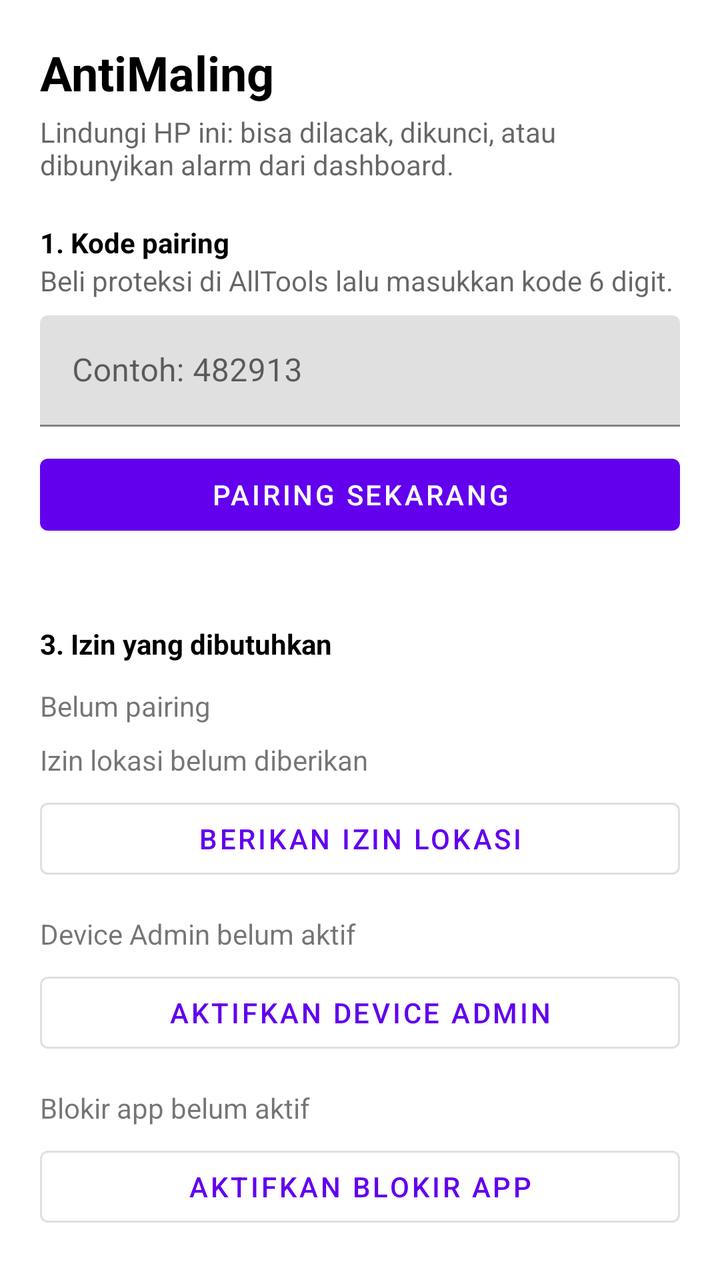
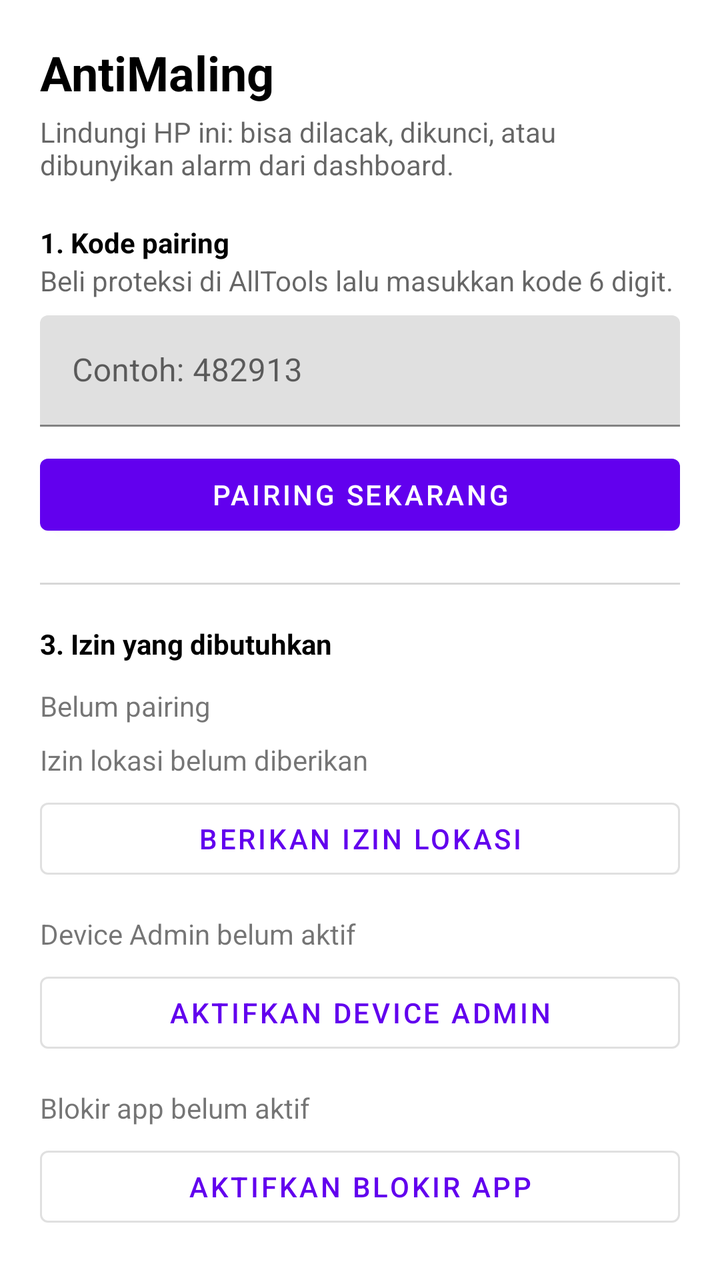

The first picture is an Android layout as it rendered before a commit; the second is the same layout after the commit. The layout source and the unified diff follow.
<!-- AndroidManifest.xml: application theme Theme.AntiMaling -->
<!-- res/layout/activity_main.xml -->
<?xml version="1.0" encoding="utf-8"?>
<androidx.core.widget.NestedScrollView
    xmlns:android="http://schemas.android.com/apk/res/android"
    android:layout_width="match_parent"
    android:layout_height="match_parent">

    <LinearLayout
        android:layout_width="match_parent"
        android:layout_height="wrap_content"
        android:orientation="vertical"
        android:padding="20dp">

        <TextView
            android:layout_width="wrap_content"
            android:layout_height="wrap_content"
            android:text="AntiMaling"
            android:textSize="24sp"
            android:textStyle="bold"
            android:textColor="?attr/colorOnBackground"/>

        <TextView
            android:layout_width="wrap_content"
            android:layout_height="wrap_content"
            android:layout_marginTop="4dp"
            android:layout_marginBottom="20dp"
            android:text="Lindungi HP ini: bisa dilacak, dikunci, atau dibunyikan alarm dari dashboard."
            android:textColor="?attr/colorOnSurface"
            android:alpha="0.6"/>

        <TextView
            android:layout_width="wrap_content"
            android:layout_height="wrap_content"
            android:text="1. Kode pairing"
            android:textStyle="bold"
            android:textColor="?attr/colorOnBackground"/>

        <TextView
            android:layout_width="wrap_content"
            android:layout_height="wrap_content"
            android:layout_marginBottom="8dp"
            android:text="Beli proteksi di AllTools lalu masukkan kode 6 digit."
            android:textColor="?attr/colorOnSurface"
            android:alpha="0.6"/>

        <com.google.android.material.textfield.TextInputLayout
            android:layout_width="match_parent"
            android:layout_height="wrap_content"
            android:hint="Contoh: 482913">
            <com.google.android.material.textfield.TextInputEditText
                android:id="@+id/inputPairCode"
                android:layout_width="match_parent"
                android:layout_height="wrap_content"
                android:inputType="number"/>
        </com.google.android.material.textfield.TextInputLayout>

        <com.google.android.material.button.MaterialButton
            android:id="@+id/btnPair"
            android:layout_width="match_parent"
            android:layout_height="wrap_content"
            android:layout_marginTop="10dp"
            android:text="Pairing sekarang"/>

        <View
            android:layout_width="match_parent"
            android:layout_height="1dp"
            android:layout_marginVertical="20dp"
            android:background="?attr/colorOutline"/>

        <TextView
            android:layout_width="wrap_content"
            android:layout_height="wrap_content"
            android:text="3. Izin yang dibutuhkan"
            android:textStyle="bold"
            android:textColor="?attr/colorOnBackground"/>

        <TextView
            android:id="@+id/statusPairing"
            android:layout_width="wrap_content"
            android:layout_height="wrap_content"
            android:layout_marginTop="12dp"
            android:text="Belum pairing"/>

        <TextView
            android:id="@+id/statusLocation"
            android:layout_width="wrap_content"
            android:layout_height="wrap_content"
            android:layout_marginTop="8dp"
            android:text="Izin lokasi belum diberikan"/>

        <com.google.android.material.button.MaterialButton
            android:id="@+id/btnGrantLocation"
            style="@style/Widget.MaterialComponents.Button.OutlinedButton"
            android:layout_width="match_parent"
            android:layout_height="wrap_content"
            android:layout_marginTop="6dp"
            android:text="Berikan izin lokasi"/>

        <TextView
            android:id="@+id/statusAdmin"
            android:layout_width="wrap_content"
            android:layout_height="wrap_content"
            android:layout_marginTop="14dp"
            android:text="Device Admin belum aktif"/>

        <com.google.android.material.button.MaterialButton
            android:id="@+id/btnGrantAdmin"
            style="@style/Widget.MaterialComponents.Button.OutlinedButton"
            android:layout_width="match_parent"
            android:layout_height="wrap_content"
            android:layout_marginTop="6dp"
            android:text="Aktifkan Device Admin"/>

        <TextView
            android:id="@+id/statusAccessibility"
            android:layout_width="wrap_content"
            android:layout_height="wrap_content"
            android:layout_marginTop="14dp"
            android:text="Blokir app belum aktif"/>

        <com.google.android.material.button.MaterialButton
            android:id="@+id/btnGrantAccessibility"
            style="@style/Widget.MaterialComponents.Button.OutlinedButton"
            android:layout_width="match_parent"
            android:layout_height="wrap_content"
            android:layout_marginTop="6dp"
            android:text="Aktifkan Blokir App"/>

        <com.google.android.material.button.MaterialButton
            android:id="@+id/btnStartService"
            android:layout_width="match_parent"
            android:layout_height="wrap_content"
            android:layout_marginTop="24dp"
            android:enabled="false"
            android:text="Aktifkan Perlindungan"/>

    </LinearLayout>
</androidx.core.widget.NestedScrollView>
<!-- resources referenced by this layout -->
<resources>
  <style name="Theme.AntiMaling" parent="Theme.MaterialComponents.DayNight.NoActionBar" />
</resources>

<!-- the commit's change to res/layout/activity_main.xml (unified diff, before → after) -->
@@ -64,7 +64,7 @@
             android:layout_width="match_parent"
             android:layout_height="1dp"
             android:layout_marginVertical="20dp"
-            android:background="?attr/colorOutline"/>
+            android:background="#55888888"/>
 
         <TextView
             android:layout_width="wrap_content"
